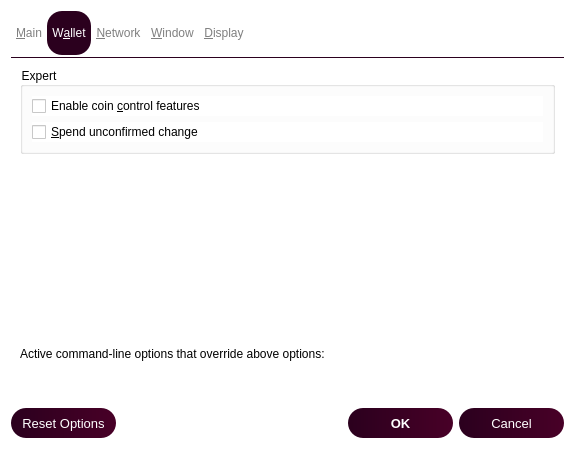
Old version of the form src/qt/forms/optionsdialog.ui in the repository noirofficial/noir.
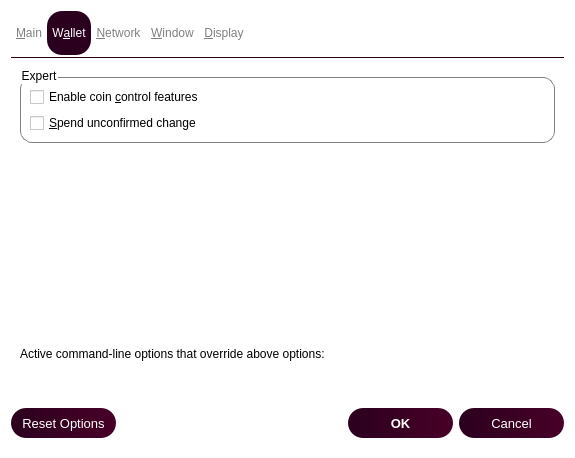
New version of the form. The open tabs and pages were chosen to show the change. Custom widgets are drawn as their Qt base class.

```diff
--- a/src/qt/forms/optionsdialog.ui
+++ b/src/qt/forms/optionsdialog.ui
@@ -181,7 +181,12 @@
        <item>
         <widget class="QGroupBox" name="groupBox">
          <property name="styleSheet">
-          <string notr="true"/>
+          <string notr="true"> QGroupBox {
+ background-color: white;
+ border: 1px solid gray;
+ border-radius: 12px;
+ margin-top: 10px; /* leave space at the top for the title */
+}</string>
          </property>
          <property name="title">
           <string>Expert</string>
```
